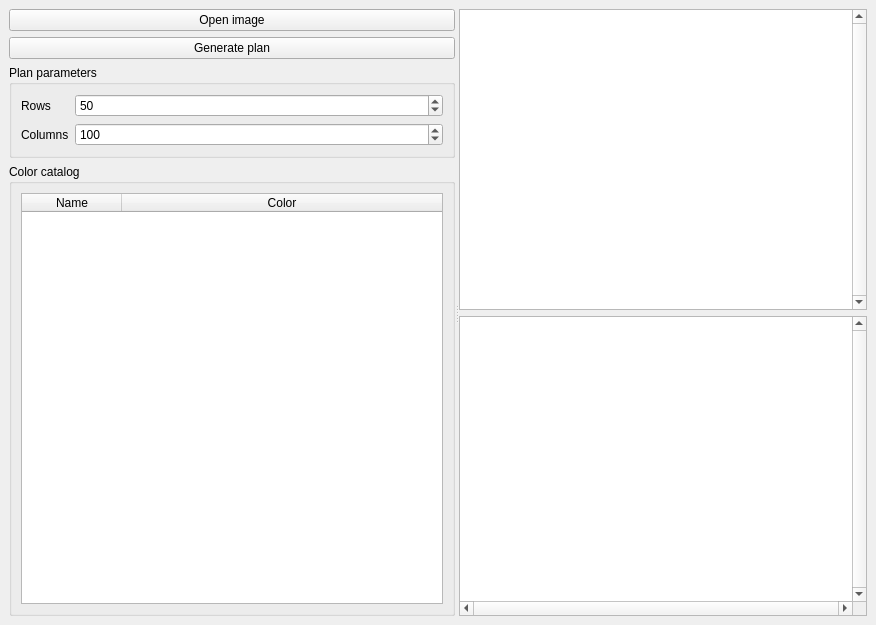
alexshtf/beadsplan, file MainWindow.ui: the form before one commit.
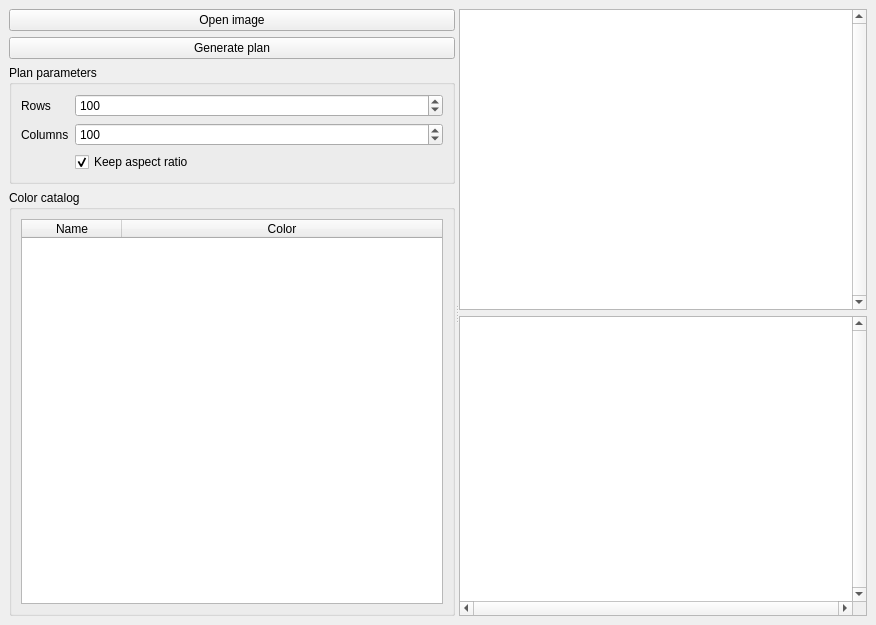
The form after the commit.

Commit message: Added ability to keep aspect ratio

Diff of the .ui file:
```diff
--- a/MainWindow.ui
+++ b/MainWindow.ui
@@ -86,7 +86,7 @@
               <number>1000</number>
              </property>
              <property name="value">
-              <number>50</number>
+              <number>100</number>
              </property>
             </widget>
            </item>
@@ -100,6 +100,19 @@
              </property>
             </widget>
            </item>
+           <item row="2" column="1">
+            <widget class="QCheckBox" name="keepAspectRatioCheckBox">
+             <property name="text">
+              <string>Keep aspect ratio</string>
+             </property>
+             <property name="checked">
+              <bool>true</bool>
+             </property>
+            </widget>
+           </item>
+           <item row="2" column="0">
+            <widget class="QWidget" name="widget" native="true"/>
+           </item>
           </layout>
          </widget>
         </item>
```
The commit also changes 2 other files.
